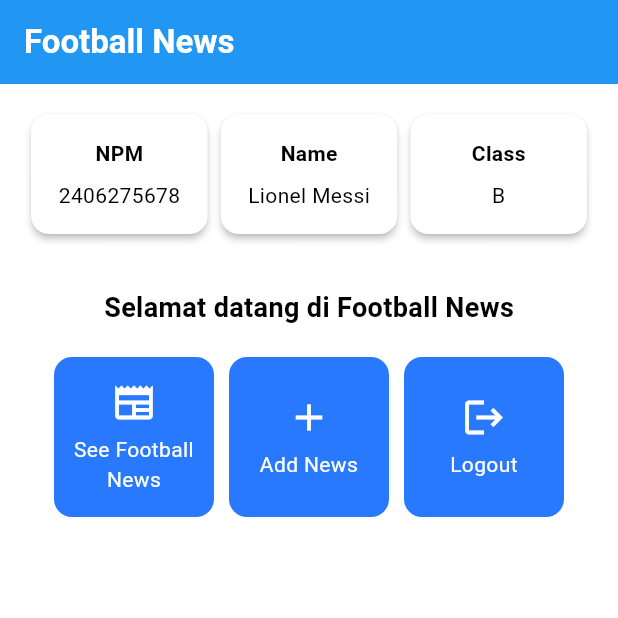
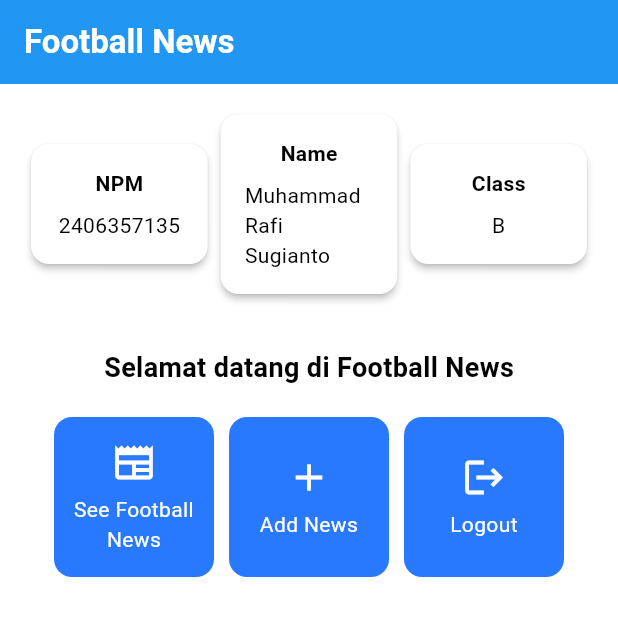
Before and after one commit to piesfication/football-news-mobile, a Flutter app: the screen it shows after launch, on a phone screen of 412 x 824 dp, the top half of it. Run offline on Flutter 3.47's test engine with Material 3 defaults, Android fonts, the phone set to English and light mode, and no system bars.

Commit message:
Tutorial 1

```diff
--- a/lib/menu.dart
+++ b/lib/menu.dart
@@ -3,8 +3,8 @@ import 'package:flutter/material.dart';
 class MyHomePage extends StatelessWidget {
     MyHomePage({super.key, required ColorScheme colorScheme}); //sudah ada pada code sebelumnya
 
-    final String nama = "Lionel Messi";//nama
-    final String npm = "2406275678"; //npm
+    final String nama = "Muhammad Rafi Sugianto";//nama
+    final String npm = "2406357135"; //npm
     final String kelas = "B"; //kelas
 
     final List<ItemHomepage> items = [
```
